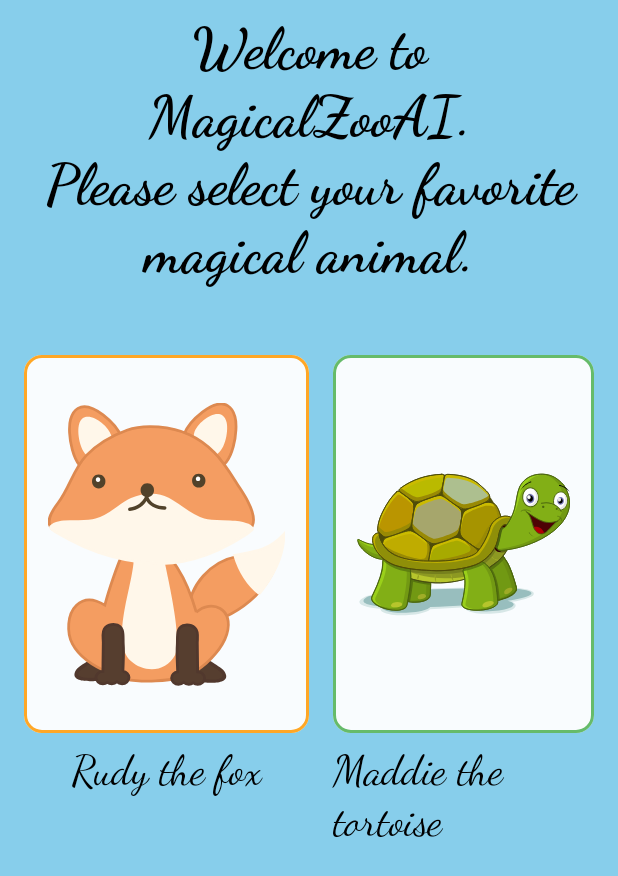
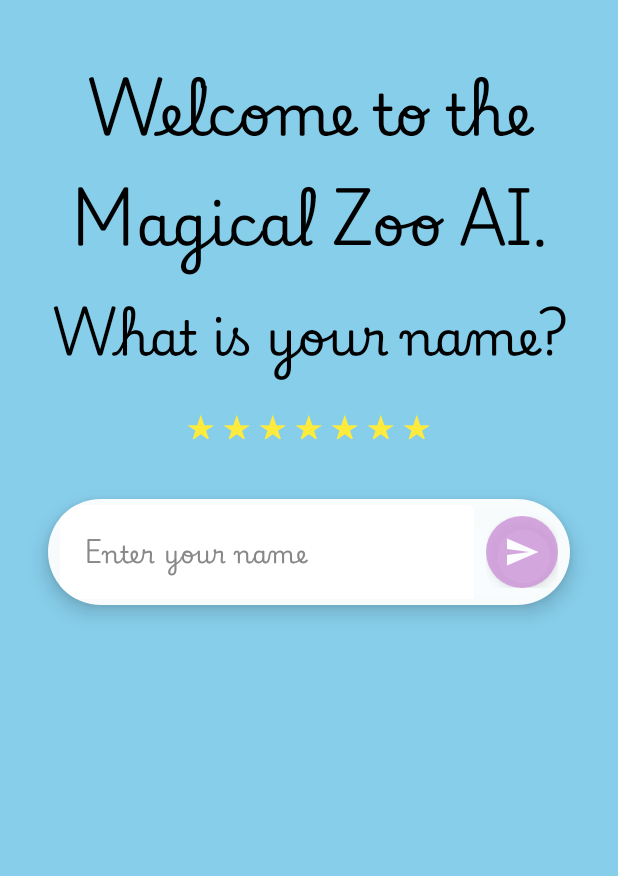
Before and after one commit to CesarValiente/MagicalZooAI, an Android app built with Jetpack Compose: the screen it shows after launch (MainActivity before the commit, WelcomeActivity after it), on a phone screen of 412 x 824 dp. Shown: the top 876 px of the screen. Run offline under Robolectric (Android 15) with nearby library versions, the phone set to English and light mode, and no system bars.

Commit message:
Added WelcomeActivity, view model and storage. Also added a new font more accordingly to how children write

```diff
--- a/app/src/main/AndroidManifest.xml
+++ b/app/src/main/AndroidManifest.xml
@@ -11,7 +11,7 @@
         android:supportsRtl="true"
         android:theme="@style/Theme.MagicalZooAI">
         <activity
-            android:name=".MainActivity"
+            android:name=".WelcomeActivity"
             android:exported="true"
             android:theme="@style/Theme.MagicalZooAI">
             <intent-filter>
@@ -20,6 +20,10 @@
                 <category android:name="android.intent.category.LAUNCHER" />
             </intent-filter>
         </activity>
+
+        <activity android:name=".PetSelectionActivity"
+            android:exported="false" />
+
         <activity android:name=".ChatActivity"
             android:exported="false" />
     </application>
--- /dev/null
+++ b/app/src/main/java/com/cesarvaliente/magicalzooai/NameRepository.kt
@@ -0,0 +1,23 @@
+package com.cesarvaliente.magicalzooai
+
+import android.content.Context
+import kotlinx.coroutines.Dispatchers
+import kotlinx.coroutines.withContext
+import androidx.core.content.edit
+
+class NameRepository(context: Context) {
+    private val prefs = context.getSharedPreferences(PREFS_NAME, Context.MODE_PRIVATE)
+
+    suspend fun saveName(name: String) = withContext(Dispatchers.IO) {
+        prefs.edit { putString(KEY_NAME, name) }
+    }
+
+    suspend fun getName(): String? = withContext(Dispatchers.IO) {
+        prefs.getString(KEY_NAME, null)
+    }
+
+    companion object {
+        private const val PREFS_NAME = "magical_zoo_prefs"
+        private const val KEY_NAME = "user_name"
+    }
+}
--- a/app/src/main/java/com/cesarvaliente/magicalzooai/MainActivity.kt
+++ b/app/src/main/java/com/cesarvaliente/magicalzooai/PetSelectionActivity.kt
@@ -56,7 +56,7 @@ import androidx.compose.ui.unit.dp
 import androidx.compose.ui.unit.sp
 
 
-class MainActivity : ComponentActivity() {
+class PetSelectionActivity : ComponentActivity() {
     override fun onCreate(savedInstanceState: Bundle?) {
         super.onCreate(savedInstanceState)
         setContent {
--- /dev/null
+++ b/app/src/main/java/com/cesarvaliente/magicalzooai/Utils.kt
@@ -0,0 +1,14 @@
+package com.cesarvaliente.magicalzooai
+
+import androidx.compose.ui.text.font.Font
+import androidx.compose.ui.text.font.FontFamily
+import androidx.compose.ui.text.font.FontStyle
+import androidx.compose.ui.text.font.FontWeight
+
+object  Utils {
+        val myFontFamily = FontFamily(
+            Font(R.font.playwrite_es, FontWeight.Normal),
+            Font(R.font.playwrite_es, FontWeight.Bold),
+            Font(R.font.playwrite_es, FontWeight.Normal, FontStyle.Italic)
+        )
+    }
--- /dev/null
+++ b/app/src/main/java/com/cesarvaliente/magicalzooai/WelcomeActivity.kt
@@ -0,0 +1,243 @@
+package com.cesarvaliente.magicalzooai
+
+import android.R
+import android.content.Intent
+import android.os.Bundle
+import androidx.activity.ComponentActivity
+import androidx.activity.compose.setContent
+import androidx.activity.viewModels
+import androidx.compose.animation.AnimatedVisibility
+import androidx.compose.animation.core.Animatable
+import androidx.compose.animation.core.tween
+import androidx.compose.foundation.background
+import androidx.compose.foundation.clickable
+import androidx.compose.foundation.layout.Arrangement
+import androidx.compose.foundation.layout.Box
+import androidx.compose.foundation.layout.Column
+import androidx.compose.foundation.layout.Row
+import androidx.compose.foundation.layout.Spacer
+import androidx.compose.foundation.layout.fillMaxSize
+import androidx.compose.foundation.layout.fillMaxWidth
+import androidx.compose.foundation.layout.height
+import androidx.compose.foundation.layout.padding
+import androidx.compose.foundation.layout.size
+import androidx.compose.foundation.shape.CircleShape
+import androidx.compose.foundation.text.KeyboardOptions
+import androidx.compose.material.icons.Icons
+import androidx.compose.material.icons.automirrored.filled.Send
+import androidx.compose.material3.Icon
+import androidx.compose.material3.Surface
+import androidx.compose.material3.Text
+import androidx.compose.material3.TextField
+import androidx.compose.material3.TextFieldDefaults
+import androidx.compose.runtime.Composable
+import androidx.compose.runtime.LaunchedEffect
+import androidx.compose.runtime.getValue
+import androidx.compose.runtime.mutableStateOf
+import androidx.compose.runtime.remember
+import androidx.compose.runtime.rememberCoroutineScope
+import androidx.compose.runtime.setValue
+import androidx.compose.ui.Alignment
+import androidx.compose.ui.Modifier
+import androidx.compose.ui.draw.alpha
+import androidx.compose.ui.draw.rotate
+import androidx.compose.ui.graphics.Color
+import androidx.compose.ui.text.font.FontFamily
+import androidx.compose.ui.text.font.FontWeight
+import androidx.compose.ui.text.input.KeyboardType
+import androidx.compose.ui.text.input.VisualTransformation
+import androidx.compose.ui.text.style.TextAlign
+import androidx.compose.ui.unit.dp
+import androidx.compose.ui.unit.sp
+import androidx.lifecycle.compose.collectAsStateWithLifecycle
+import kotlinx.coroutines.delay
+import kotlinx.coroutines.launch
+
+class WelcomeActivity : ComponentActivity() {
+    private val viewModel: WelcomeViewModel by viewModels()
+    override fun onCreate(savedInstanceState: Bundle?) {
+        super.onCreate(savedInstanceState)
+        setContent {
+            WelcomeScreen(viewModel = viewModel, onNavigate = {
+                val intent = Intent(this, PetSelectionActivity::class.java)
+                startActivity(intent)
+                overridePendingTransition(android.R.anim.slide_in_left, android.R.anim.slide_out_right)
+                finish()
+            })
+        }
+    }
+}
+
+@Composable
+fun WelcomeScreen(viewModel: WelcomeViewModel, onNavigate: () -> Unit) {
+    val skyBlue = Color(0xFF87CEEB)
+    val name by viewModel.name.collectAsStateWithLifecycle()
+    val isNameValid by viewModel.isNameValid.collectAsStateWithLifecycle()
+    val saveSuccess by viewModel.saveSuccess.collectAsStateWithLifecycle()
+    val coroutineScope = rememberCoroutineScope()
+
+    // Animation for text and stars
+    var textVisible by remember { mutableStateOf(false) }
+    LaunchedEffect(Unit) {
+        delay(300)
+        textVisible = true
+    }
+
+    // Animated stars
+    val starCount = 7
+    val starAnimatables = remember { List(starCount) { Animatable(0f) } }
+    LaunchedEffect(textVisible) {
+        if (textVisible) {
+            starAnimatables.forEachIndexed { i, anim ->
+                coroutineScope.launch {
+                    delay(i * 120L)
+                    anim.animateTo(1f, animationSpec = tween(700))
+                }
+            }
+        }
+    }
+
+    Box(
+        modifier = Modifier
+            .fillMaxSize()
+            .background(skyBlue)
+    ) {
+        Column(
+            modifier = Modifier
+                .align(Alignment.TopCenter)
+                .fillMaxWidth()
+                .padding(top = 36.dp),
+            horizontalAlignment = Alignment.CenterHorizontally
+        ) {
+            AnimatedVisibility(visible = textVisible) {
+                Column(horizontalAlignment = Alignment.CenterHorizontally) {
+                    Text(
+                        text = "Welcome to the Magical Zoo AI.",
+                        fontSize = 38.sp,
+                        fontWeight = FontWeight.Bold,
+                        fontFamily = Utils.myFontFamily,
+                        color = Color.Black,
+                        textAlign = TextAlign.Center,
+                        modifier = Modifier.padding(horizontal = 24.dp)
+                    )
+                    Text(
+                        text = "What is your name?",
+                        fontSize = 32.sp,
+                        fontWeight = FontWeight.Bold,
+                        fontFamily = Utils.myFontFamily,
+                        color = Color.Black,
+                        textAlign = TextAlign.Center,
+                        modifier = Modifier.padding(top = 8.dp, bottom = 16.dp, start = 24.dp, end = 24.dp)
+                    )
+                    // Magic stars
+                    Row(
+                        horizontalArrangement = Arrangement.Center,
+                        modifier = Modifier.fillMaxWidth().padding(bottom = 8.dp)
+                    ) {
+                        for (i in 0 until starCount) {
+                            val alpha = starAnimatables[i].value
+                            val rotation = 360f * starAnimatables[i].value
+                            Box(
+                                modifier = Modifier
+                                    .size(24.dp)
+                                    .alpha(alpha)
+                                    .rotate(rotation)
+                                    .padding(horizontal = 2.dp),
+                                contentAlignment = Alignment.Center
+                            ) {
+                                Text(
+                                    text = "★",
+                                    fontSize = 22.sp,
+                                    color = Color(0xFFFFEB3B),
+                                    modifier = Modifier
+                                )
+                            }
+                        }
+                    }
+                }
+            }
+            Spacer(modifier = Modifier.height(32.dp))
+            // Input box
+            Surface(
+                shape = CircleShape,
+                color = Color.White.copy(alpha = 0.95f),
+                shadowElevation = 8.dp,
+                modifier = Modifier
+                    .padding(horizontal = 32.dp)
+                    .fillMaxWidth()
+            ) {
+                Row(
+                    verticalAlignment = Alignment.CenterVertically,
+                    modifier = Modifier.padding(horizontal = 8.dp, vertical = 4.dp)
+                ) {
+                    TextField(
+                        value = name,
+                        onValueChange = {
+                            if (it.length <= 20 && it.all { c -> c.isLetter() }) {
+                                viewModel.onNameChange(it)
+                            }
+                        },
+                        placeholder = { Text(
+                            text = "Enter your name",
+                            fontFamily = Utils.myFontFamily,
+                            color = Color.Gray) },
+                        singleLine = true,
+                        isError = !isNameValid,
+                        keyboardOptions = KeyboardOptions(keyboardType = KeyboardType.Text),
+                        visualTransformation = VisualTransformation.None,
+                        colors = TextFieldDefaults.colors(
+                            focusedContainerColor = Color.White,
+                            unfocusedContainerColor = Color.White,
+                            focusedIndicatorColor = Color.Transparent,
+                            unfocusedIndicatorColor = Color.Transparent,
+                            errorContainerColor = Color(0xFFFFCDD2)
+                        ),
+                        modifier = Modifier.weight(1f)
+                    )
+                    Surface(
+                        shape = CircleShape,
+                        color = Color(0xFF9C27B0).copy(alpha = 0.8f),
+                        shadowElevation = 4.dp,
+                        modifier = Modifier
+                            .padding(start = 8.dp)
+                            .size(48.dp)
+                            .let { mod ->
+                                if (isNameValid && name.isNotBlank())
+                                    mod
+                                else
+                                    mod.alpha(0.5f)
+                            }
+                            .background(Color.Transparent)
+                            .run {
+                                if (isNameValid && name.isNotBlank())
+                                    clickable { viewModel.saveName() }
+                                else this
+                            }
+                    ) {
+                        Icon(
+                            imageVector = Icons.AutoMirrored.Filled.Send,
+                            contentDescription = "Accept",
+                            tint = Color.White,
+                            modifier = Modifier.padding(12.dp)
+                        )
+                    }
+                }
+            }
+            if (!isNameValid) {
+                Text(
+                    text = "Please enter only letters (max 20).",
+                    color = Color.Red,
+                    fontSize = 16.sp,
+                    modifier = Modifier.padding(top = 8.dp)
+                )
+            }
+        }
+        // Navigation effect
+        LaunchedEffect(saveSuccess) {
+            if (saveSuccess) {
+                onNavigate()
+                viewModel.resetSaveSuccess()
+            }
+        }
+    }
+}
--- /dev/null
+++ b/app/src/main/java/com/cesarvaliente/magicalzooai/WelcomeViewModel.kt
@@ -0,0 +1,46 @@
+package com.cesarvaliente.magicalzooai
+
+import android.app.Application
+import androidx.lifecycle.AndroidViewModel
+import androidx.lifecycle.viewModelScope
+import kotlinx.coroutines.flow.MutableStateFlow
+import kotlinx.coroutines.flow.StateFlow
+import kotlinx.coroutines.flow.asStateFlow
+import kotlinx.coroutines.launch
+
+class WelcomeViewModel(application: Application) : AndroidViewModel(application) {
+    private val repository = NameRepository(application)
+
+    private val _name = MutableStateFlow("")
+    val name: StateFlow<String> = _name.asStateFlow()
+
+    private val _isNameValid = MutableStateFlow(true)
+    val isNameValid: StateFlow<Boolean> = _isNameValid.asStateFlow()
+
+    private val _saveSuccess = MutableStateFlow(false)
+    val saveSuccess: StateFlow<Boolean> = _saveSuccess.asStateFlow()
+
+    fun onNameChange(newName: String) {
+        _name.value = newName
+        _isNameValid.value = validateName(newName)
+    }
+
+    fun saveName() {
+        if (validateName(_name.value)) {
+            viewModelScope.launch {
+                repository.saveName(_name.value)
+                _saveSuccess.value = true
+            }
+        } else {
+            _isNameValid.value = false
+        }
+    }
+
+    private fun validateName(name: String): Boolean {
+        return name.matches(Regex("^[A-Za-z]{1,20}$"))
+    }
+
+    fun resetSaveSuccess() {
+        _saveSuccess.value = false
+    }
+}
--- a/app/src/main/java/com/cesarvaliente/magicalzooai/ui/theme/Type.kt
+++ b/app/src/main/java/com/cesarvaliente/magicalzooai/ui/theme/Type.kt
@@ -5,12 +5,12 @@ import androidx.compose.ui.text.TextStyle
 import androidx.compose.ui.text.font.FontFamily
 import androidx.compose.ui.text.font.FontWeight
 import androidx.compose.ui.unit.sp
+import com.cesarvaliente.magicalzooai.Utils
 
 // Set of Material typography styles to start with
 val Typography = Typography(
     bodyLarge = TextStyle(
-        fontFamily = FontFamily.Default,
-        fontWeight = FontWeight.Normal,
+        fontFamily = Utils.myFontFamily,
         fontSize = 16.sp,
         lineHeight = 24.sp,
         letterSpacing = 0.5.sp
```
Also changed, not shown: app/src/main/res/font/playwrite_es.ttf (added).
